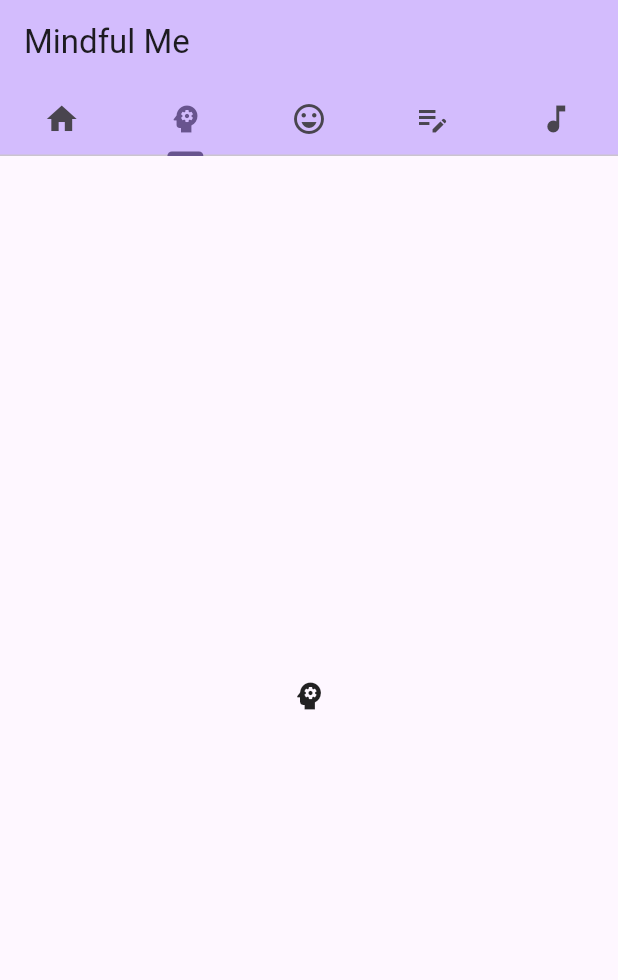
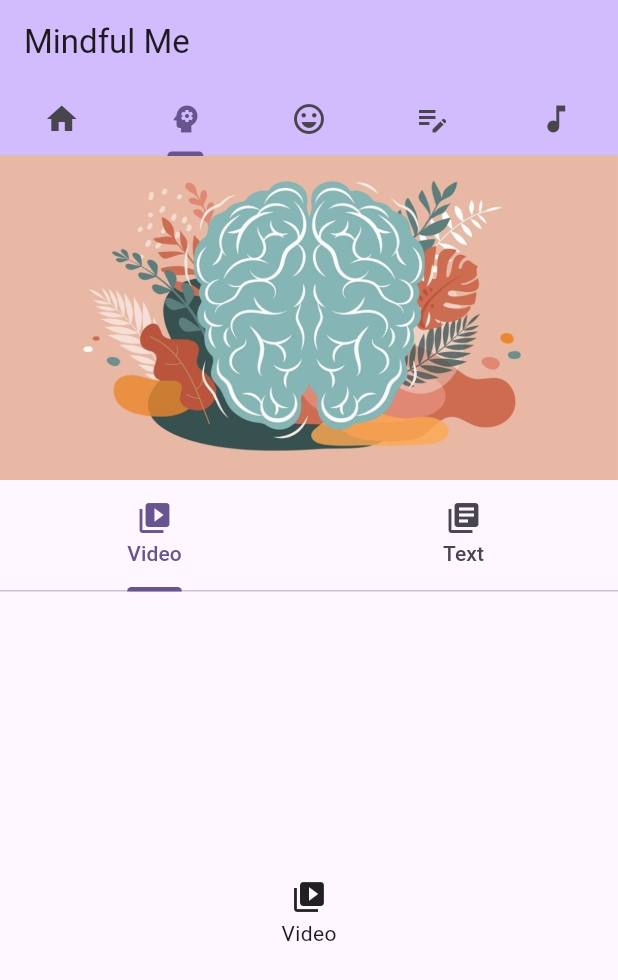
Before and after one commit to lajacl/mindfulness-app, a Flutter app: the screen it shows after launch, tab 2 chosen, on a phone screen of 412 x 824 dp. Shown: the top 980 px of the screen. Run offline on Flutter 3.47's test engine with Material 3 defaults, Android fonts, the light colour scheme and no system bars.

Commit message:
Add guided mindfulness exercises page with tabs

```diff
--- /dev/null
+++ b/lib/exercises.dart
@@ -0,0 +1,52 @@
+import 'package:flutter/material.dart';
+import 'package:intl/intl.dart';
+
+class ExercisesPage extends StatefulWidget {
+  const ExercisesPage({super.key});
+
+  @override
+  State<ExercisesPage> createState() => _ExercisesPageState();
+}
+
+class _ExercisesPageState extends State<ExercisesPage>
+    with TickerProviderStateMixin {
+  late TabController _nestedConrtoller;
+
+  @override
+  void initState() {
+    super.initState();
+    _nestedConrtoller = new TabController(length: 2, vsync: this);
+  }
+
+  @override
+  void dispose() {
+    _nestedConrtoller.dispose();
+    super.dispose();
+  }
+
+  @override
+  Widget build(BuildContext context) {
+    return Column(
+      mainAxisAlignment: MainAxisAlignment.start,
+      children: <Widget>[
+        Image.asset('assets/images/mindful.jpg'),
+        TabBar(
+          controller: _nestedConrtoller,
+          tabs: [
+            Tab(icon: Icon(Icons.video_library), text: 'Video'),
+            Tab(icon: Icon(Icons.library_books), text: 'Text'),
+          ],
+        ),
+        Expanded(
+          child: TabBarView(
+            controller: _nestedConrtoller,
+            children: [
+              Tab(icon: Icon(Icons.video_library), text: 'Video', height: 100),
+              ListView(),
+            ],
+          ),
+        ),
+      ],
+    );
+  }
+}
--- a/lib/main.dart
+++ b/lib/main.dart
@@ -1,5 +1,6 @@
 import 'package:flutter/material.dart';
 import 'package:mindfulness_app/home.dart';
+import 'package:mindfulness_app/exercises.dart';
 
 void main() {
   runApp(const MyApp());
@@ -51,7 +52,7 @@ class _MindfulPageState extends State<MindfulPage> {
         body: TabBarView(
           children: [
             HomePage(),
-            Tab(icon: Icon(Icons.psychology)),
+            ExercisesPage(),
             Tab(icon: Icon(Icons.sentiment_very_satisfied)),
             Tab(icon: Icon(Icons.edit_note)),
             Tab(icon: Icon(Icons.music_note)),
--- a/pubspec.yaml
+++ b/pubspec.yaml
@@ -62,7 +62,8 @@ flutter:
   # assets:
   #   - images/a_dot_burr.jpeg
   #   - images/a_dot_ham.jpeg
-
+  assets:
+    - assets/images/
   # An image asset can refer to one or more resolution-specific "variants", see
   # https://flutter.dev/to/resolution-aware-images
 
```
Also changed, not shown: assets/images/mindful.jpg (added).
